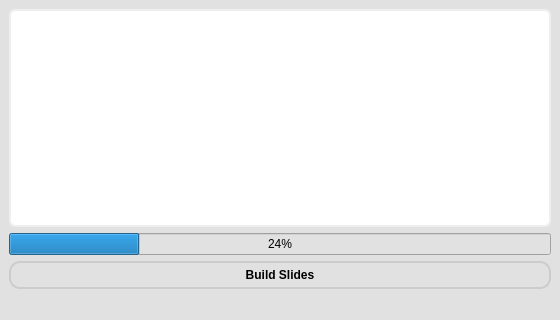
This is data/UI.ui in James-Cristini/PPT-Builder as Qt 5 draws it before an edit. The edited form follows.
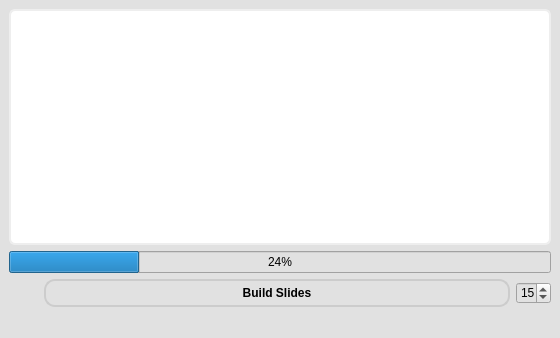
This is the edited form. Icons and pictures are not drawn.

Commit message: updated code to fit new ppt template, adjusted code and UI to potentially accomodate new templates more easily in the future

Diff of the .ui file:
```diff
--- a/data/UI.ui
+++ b/data/UI.ui
@@ -7,7 +7,7 @@
     <x>0</x>
     <y>0</y>
     <width>560</width>
-    <height>320</height>
+    <height>338</height>
    </rect>
   </property>
   <property name="font">
@@ -112,6 +112,24 @@
        </widget>
       </item>
       <item>
+       <layout class="QHBoxLayout" name="horizontalLayout">
+        <item>
+         <spacer name="horizontalSpacer">
+          <property name="orientation">
+           <enum>Qt::Horizontal</enum>
+          </property>
+          <property name="sizeType">
+           <enum>QSizePolicy::Fixed</enum>
+          </property>
+          <property name="sizeHint" stdset="0">
+           <size>
+            <width>35</width>
+            <height>20</height>
+           </size>
+          </property>
+         </spacer>
+        </item>
+        <item>
        <widget class="QPushButton" name="start_btn">
         <property name="statusTip">
          <string>Click to start</string>
@@ -120,6 +138,28 @@
          <string>Build Slides</string>
         </property>
        </widget>
+        </item>
+        <item>
+         <widget class="QSpinBox" name="slide_to_use">
+          <property name="maximumSize">
+           <size>
+            <width>35</width>
+            <height>16777215</height>
+           </size>
+          </property>
+          <property name="toolTip">
+           <string>Slide number from template's master view (Changing may results in strange slides or errors!)
+Change this only in the event of a new ppt template</string>
+          </property>
+          <property name="statusTip">
+           <string>Slide number from template's master view (Changing may results in strange slides or errors!)</string>
+          </property>
+          <property name="value">
+           <number>15</number>
+          </property>
+         </widget>
+        </item>
+       </layout>
       </item>
      </layout>
     </item>
```
Left out of the diff: 3 changed lines with no effect on the pictures. Lines whose indentation alone changed are shown as unchanged. The commit also changes 3 other files.
